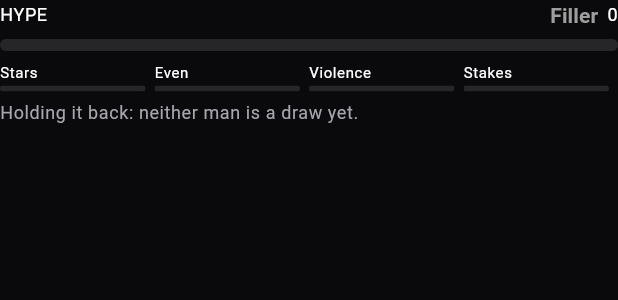
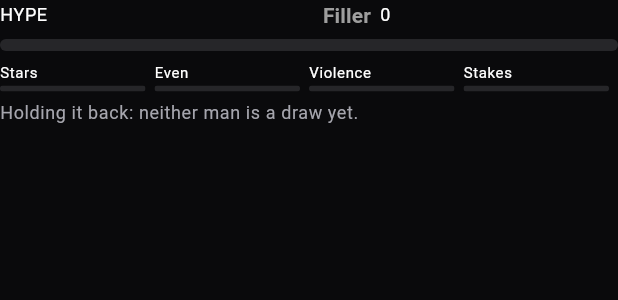
Before and after one commit to maxblaney/AI, a Flutter app: the _HypeMeter widget shown alone on an empty page, opened directly with empty values, on a phone screen of 412 x 824 dp. Shown: the top 300 px of the screen. Run offline on Flutter 3.47's test engine with Material 3 defaults, Android fonts, the phone set to English and light mode, and no system bars; our stand-ins replace drift; accounts and stored records are empty; generated files the repository leaves out were written again.

Commit message:
Stop the booking screen overflowing on a phone
Probing the matchup preview at 360px turned up four striped overflow
bars that had nothing to do with the new rows and predate them: the
venue, weight class and title dropdowns each rendered their options at
natural width rather than the field's, so "Regional Arena (cap. 6000,
$28000)" ran 277 pixels off the side, and the hype meter's band label
pushed the score number off its row.

The three dropdowns now expand to the field and ellipsise; the band
label flexes. Nothing overflows at 360px.

Co-Authored-By: Claude Opus 5 <noreply@anthropic.com>
Claude-Session: https://claude.ai/code/session_014fUAPrwukHvwdPdmDVmgHo

```diff
--- a/mma_promoter/lib/presentation/screens/event_booking/event_booking_screen.dart
+++ b/mma_promoter/lib/presentation/screens/event_booking/event_booking_screen.dart
@@ -150,12 +150,17 @@ class _EventBookingScreenState extends State<EventBookingScreen> {
           const SizedBox(height: 16),
           DropdownButtonFormField<Venue>(
             value: _venue,
+            // Venue lines are long — name, capacity and rent — and on a
+            // phone they ran off the side of the field. Expanded plus an
+            // ellipsis keeps the whole row inside the screen.
+            isExpanded: true,
             decoration: const InputDecoration(labelText: 'Venue'),
             items: Venue.values
                 .map((v) => DropdownMenuItem(
                       value: v,
                       child: Text(
                         '${v.label} (cap. ${v.capacity}, \$${v.baseCost})',
+                        overflow: TextOverflow.ellipsis,
                       ),
                     ))
                 .toList(),
@@ -365,9 +370,13 @@ class _EventBookingScreenState extends State<EventBookingScreen> {
                 children: [
                   DropdownButtonFormField<WeightClass>(
                     value: weightClass,
+                    isExpanded: true,
                     decoration: const InputDecoration(labelText: 'Weight Class'),
                     items: classes
-                        .map((w) => DropdownMenuItem(value: w, child: Text(w.labelWithLimit)))
+                        .map((w) => DropdownMenuItem(
+                            value: w,
+                            child: Text(w.labelWithLimit,
+                                overflow: TextOverflow.ellipsis)))
                         .toList(),
                     onChanged: (v) => setState(() {
                       weightClass = v ?? weightClass;
@@ -426,6 +435,7 @@ class _EventBookingScreenState extends State<EventBookingScreen> {
                   const SizedBox(height: 12),
                   DropdownButtonFormField<TitleFightType>(
                     value: effectiveTitle,
+                    isExpanded: true,
                     decoration: InputDecoration(
                       labelText: 'Title Implications',
                       helperText: titleReason,
@@ -1085,12 +1095,17 @@ class _HypeMeter extends StatelessWidget {
           children: [
             Text('HYPE', style: Theme.of(context).textTheme.bodySmall),
             const Spacer(),
-            Text(
-              hype.label,
-              style: Theme.of(context)
-                  .textTheme
-                  .labelLarge
-                  ?.copyWith(color: color, fontWeight: FontWeight.bold),
+            // "Decent Scrap" is the longest band, and inside a dialog on
+            // a narrow phone it was pushing the score off the row.
+            Flexible(
+              child: Text(
+                hype.label,
+                overflow: TextOverflow.ellipsis,
+                style: Theme.of(context)
+                    .textTheme
+                    .labelLarge
+                    ?.copyWith(color: color, fontWeight: FontWeight.bold),
+              ),
             ),
             const SizedBox(width: 6),
             Text('${hype.score}',
```
Also changed, not shown: 1 other file.
